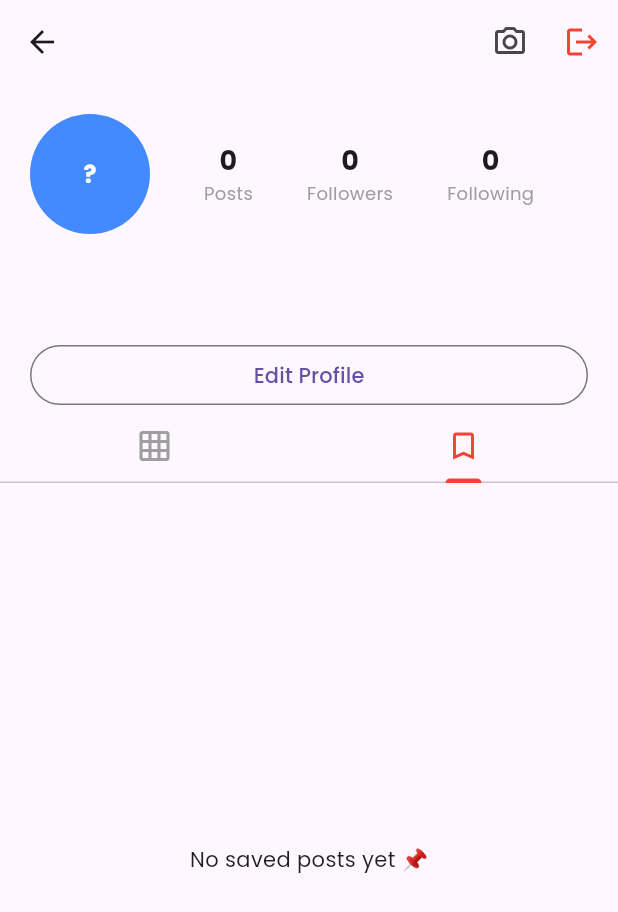
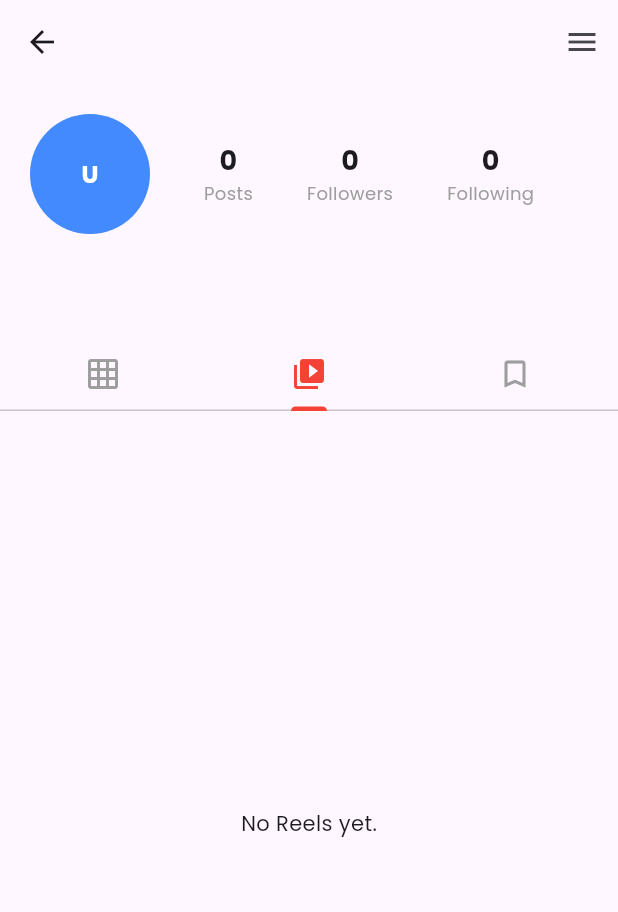
Before and after one commit to Mohanlalboda/my_social_app, a Flutter app: the ProfileScreen screen opened directly, tab 2 chosen, on a phone screen of 412 x 824 dp. Shown: the top 912 px of the screen. Run offline on Flutter 3.47's test engine with Material 3 defaults, Android fonts, the phone set to English and light mode, and no system bars; our stand-ins replace cloud_firestore, firebase_auth, firebase_core, google_fonts, image_picker, share_plus and 1 more; accounts and stored records are empty.

Commit message:
profile page update

```diff
--- a/flutter_application_1/lib/main.dart
+++ b/flutter_application_1/lib/main.dart
@@ -57,11 +57,12 @@ class MainNavigation extends StatefulWidget {
 class _MainNavigationState extends State<MainNavigation> {
   int _selectedIndex = 0;
 
+  // main.dart లోని నేవిగేషన్ లిస్ట్
   final List<Widget> _screens = [
     const HomeScreen(),
     const SearchScreen(),
     const Center(child: Text("Reels coming soon!")),
-    const ProfileScreen(),
+    const ProfileScreen(), // 🌟 ఇక్కడ ఎర్రర్ రాకూడదు
   ];
 
   @override
--- a/flutter_application_1/lib/screens/profile_screen.dart
+++ b/flutter_application_1/lib/screens/profile_screen.dart
@@ -5,24 +5,25 @@ import 'package:image_picker/image_picker.dart';
 import 'package:firebase_auth/firebase_auth.dart';
 import 'package:cloud_firestore/cloud_firestore.dart';
 
-// 🌟 Widgets మరియు Screens ఇంపార్ట్స్
 import '../widgets/safe_elements.dart';
 import 'post_details_screen.dart';
 
 class ProfileScreen extends StatefulWidget {
   const ProfileScreen({super.key});
+
   @override
   State<ProfileScreen> createState() => _ProfileScreenState();
 }
 
 class _ProfileScreenState extends State<ProfileScreen> {
-  // 🌟 ప్రొఫైల్ ఎడిట్ డైలాగ్
+  // 1. 🌟 EDIT PROFILE DIALOG
   void _showEditDialog(String currentName, String currentBio) {
     final nameCtrl = TextEditingController(text: currentName);
     final bioCtrl = TextEditingController(text: currentBio);
+
     showDialog(
       context: context,
-      builder: (context) => AlertDialog(
+      builder: (dialogContext) => AlertDialog(
         title: const Text("Edit Profile"),
         content: Column(
           mainAxisSize: MainAxisSize.min,
@@ -39,11 +40,12 @@ class _ProfileScreenState extends State<ProfileScreen> {
         ),
         actions: [
           TextButton(
-            onPressed: () => Navigator.pop(context),
+            onPressed: () => Navigator.pop(dialogContext),
             child: const Text("Cancel"),
           ),
           ElevatedButton(
             onPressed: () async {
+              final navigator = Navigator.of(dialogContext);
               String uid = FirebaseAuth.instance.currentUser!.uid;
               await FirebaseFirestore.instance
                   .collection('users')
@@ -52,8 +54,8 @@ class _ProfileScreenState extends State<ProfileScreen> {
                     "username": nameCtrl.text.trim(),
                     "bio": bioCtrl.text.trim(),
                   });
-              if (context.mounted) {
-                Navigator.pop(context);
+              if (dialogContext.mounted) {
+                navigator.pop();
               }
             },
             child: const Text("Save"),
@@ -63,7 +65,7 @@ class _ProfileScreenState extends State<ProfileScreen> {
     );
   }
 
-  // 🌟 ప్రొఫైల్ పిక్చర్ అప్‌డేట్
+  // 🌟 UPDATE PROFILE PICTURE (Line 80 Fixed)
   Future<void> _updateProfilePic() async {
     final ImagePicker picker = ImagePicker();
     final XFile? image = await picker.pickImage(
@@ -71,40 +73,52 @@ class _ProfileScreenState extends State<ProfileScreen> {
       imageQuality: 10,
       maxWidth: 300,
     );
+
     if (image != null) {
+      // 1. await కి ముందు messenger ని తీసుకోకండి (లినర్ కొన్నిసార్లు దీన్ని ఒప్పుకోదు)
       String base64Image = base64Encode(await File(image.path).readAsBytes());
       String uid = FirebaseAuth.instance.currentUser!.uid;
+
+      // Async gap start
       await FirebaseFirestore.instance.collection('users').doc(uid).update({
         "profilePic": base64Image,
       });
-      if (mounted) {
+      // Async gap end
+
+      // 🌟 అసలైన ఫిక్స్ ఇక్కడ ఉంది:
+      // await తర్వాత context ని వాడే ప్రతీ చోటా కచ్చితంగా 'mounted' చెక్ ఉండాలి.
+      if (!mounted) return;
+
+      // నేరుగా ScaffoldMessenger ని ఇక్కడ వాడండి
       ScaffoldMessenger.of(
         context,
       ).showSnackBar(const SnackBar(content: Text("Profile updated! 📸")));
-      }
     }
   }
 
   @override
   Widget build(BuildContext context) {
     final String uid = FirebaseAuth.instance.currentUser!.uid;
+
     return DefaultTabController(
-      length: 2,
+      length: 3, // 🌟 Posts, Reels, Saved
       child: StreamBuilder<DocumentSnapshot>(
         stream: FirebaseFirestore.instance
             .collection('users')
             .doc(uid)
             .snapshots(),
-        builder: (context, snapshot) {
-          // 🌟 FIXED: Added curly braces
-          if (!snapshot.hasData) {
+        builder: (context, userSnapshot) {
+          // ✅ FIXED: curly_braces_in_flow_control_structures (Line 104)
+          if (!userSnapshot.hasData) {
             return const Center(child: CircularProgressIndicator());
           }
 
-          var userData = snapshot.data!.data() as Map<String, dynamic>? ?? {};
+          var userData =
+              userSnapshot.data!.data() as Map<String, dynamic>? ?? {};
           String name = userData['username'] ?? "User";
-          String profilePic = userData['profilePic'] ?? "";
           String bio = userData['bio'] ?? "No bio yet.";
+          List followers = userData['followers'] ?? [];
+          List following = userData['following'] ?? [];
 
           return Scaffold(
             appBar: AppBar(
@@ -113,13 +127,40 @@ class _ProfileScreenState extends State<ProfileScreen> {
                 style: const TextStyle(fontWeight: FontWeight.bold),
               ),
               actions: [
-                IconButton(
-                  icon: const Icon(Icons.camera_alt_outlined),
-                  onPressed: _updateProfilePic,
+                // 🌟 THREE-LINE MENU (PopupMenuButton)
+                PopupMenuButton<String>(
+                  icon: const Icon(Icons.menu),
+                  onSelected: (value) {
+                    if (value == 'edit') _showEditDialog(name, bio);
+                    if (value == 'pic') _updateProfilePic();
+                    if (value == 'logout') FirebaseAuth.instance.signOut();
+                  },
+                  itemBuilder: (context) => [
+                    const PopupMenuItem(
+                      value: 'edit',
+                      child: ListTile(
+                        leading: Icon(Icons.edit),
+                        title: Text("Edit Profile"),
                       ),
-                IconButton(
-                  icon: const Icon(Icons.logout, color: Colors.red),
-                  onPressed: () => FirebaseAuth.instance.signOut(),
+                    ),
+                    const PopupMenuItem(
+                      value: 'pic',
+                      child: ListTile(
+                        leading: Icon(Icons.camera_alt),
+                        title: Text("Change Profile Pic"),
+                      ),
+                    ),
+                    const PopupMenuItem(
+                      value: 'logout',
+                      child: ListTile(
+                        leading: Icon(Icons.logout, color: Colors.red),
+                        title: Text(
+                          "Logout",
+                          style: TextStyle(color: Colors.red),
+                        ),
+                      ),
+                    ),
+                  ],
                 ),
               ],
             ),
@@ -130,18 +171,38 @@ class _ProfileScreenState extends State<ProfileScreen> {
                   child: Row(
                     children: [
                       SafeProfilePic(
-                        base64String: profilePic,
+                        base64String: userData['profilePic'],
                         radius: 40,
-                        fallbackText: name,
+                        fallbackText: name.isNotEmpty ? name[0] : "U",
                       ),
-                      const Expanded(
-                        child: Row(
+                      Expanded(
+                        child: StreamBuilder<QuerySnapshot>(
+                          stream: FirebaseFirestore.instance
+                              .collection('posts')
+                              .where('ownerId', isEqualTo: uid)
+                              .snapshots(),
+                          builder: (context, postSnapshot) {
+                            int postCount = postSnapshot.hasData
+                                ? postSnapshot.data!.docs.length
+                                : 0;
+                            return Row(
                               mainAxisAlignment: MainAxisAlignment.spaceEvenly,
                               children: [
-                            _StatColumn(num: "0", label: "Posts"),
-                            _StatColumn(num: "0", label: "Followers"),
-                            _StatColumn(num: "0", label: "Following"),
+                                _StatColumn(
+                                  num: postCount.toString(),
+                                  label: "Posts",
+                                ),
+                                _StatColumn(
+                                  num: followers.length.toString(),
+                                  label: "Followers",
+                                ),
+                                _StatColumn(
+                                  num: following.length.toString(),
+                                  label: "Following",
+                                ),
                               ],
+                            );
+                          },
                         ),
                       ),
                     ],
@@ -158,13 +219,6 @@ class _ProfileScreenState extends State<ProfileScreen> {
                       ),
                       Text(bio),
                       const SizedBox(height: 10),
-                      SizedBox(
-                        width: double.infinity,
-                        child: OutlinedButton(
-                          onPressed: () => _showEditDialog(name, bio),
-                          child: const Text("Edit Profile"),
-                        ),
-                      ),
                     ],
                   ),
                 ),
@@ -174,95 +228,31 @@ class _ProfileScreenState extends State<ProfileScreen> {
                   unselectedLabelColor: Colors.grey,
                   tabs: [
                     Tab(icon: Icon(Icons.grid_on)),
+                    Tab(icon: Icon(Icons.video_library)), // 🌟 Reels Tab
                     Tab(icon: Icon(Icons.bookmark_border)),
                   ],
                 ),
                 Expanded(
                   child: TabBarView(
                     children: [
-                      // 🌟 Tab 1: My Posts
-                      StreamBuilder<QuerySnapshot>(
-                        stream: FirebaseFirestore.instance
+                      _buildPostGrid(
+                        FirebaseFirestore.instance
                             .collection('posts')
                             .where('ownerId', isEqualTo: uid)
                             .snapshots(),
-                        builder: (context, s) {
-                          // 🌟 FIXED: Added curly braces
-                          if (!s.hasData) {
-                            return const Center(
-                              child: CircularProgressIndicator(),
-                            );
-                          }
-                          var posts = s.data!.docs;
-                          if (posts.isEmpty) {
-                            return const Center(child: Text("No posts yet!"));
-                          }
-                          return GridView.builder(
-                            gridDelegate:
-                                const SliverGridDelegateWithFixedCrossAxisCount(
-                                  crossAxisCount: 3,
-                                  crossAxisSpacing: 2,
-                                  mainAxisSpacing: 2,
                       ),
-                            itemCount: posts.length,
-                            itemBuilder: (context, i) => GestureDetector(
-                              onTap: () => Navigator.push(
-                                context,
-                                MaterialPageRoute(
-                                  builder: (context) =>
-                                      PostDetailsScreen(postId: posts[i].id),
+                      // 🌟 User Reels Tab View
+                      _buildReelsGrid(
+                        FirebaseFirestore.instance
+                            .collection('reels')
+                            .where('ownerId', isEqualTo: uid)
+                            .snapshots(),
                       ),
-                              ),
-                              child: SafeImage(
-                                base64String:
-                                    (posts[i].data() as Map)['postData'],
-                              ),
-                            ),
-                          );
-                        },
-                      ),
-                      // 🌟 Tab 2: Saved Posts
-                      StreamBuilder<QuerySnapshot>(
-                        stream: FirebaseFirestore.instance
+                      _buildPostGrid(
+                        FirebaseFirestore.instance
                             .collection('posts')
                             .where('savedBy', arrayContains: uid)
                             .snapshots(),
-                        builder: (context, s) {
-                          // 🌟 FIXED: Added curly braces
-                          if (!s.hasData) {
-                            return const Center(
-                              child: CircularProgressIndicator(),
-                            );
-                          }
-                          var saved = s.data!.docs;
-                          if (saved.isEmpty) {
-                            return const Center(
-                              child: Text("No saved posts yet 📌"),
-                            );
-                          }
-                          return GridView.builder(
-                            gridDelegate:
-                                const SliverGridDelegateWithFixedCrossAxisCount(
-                                  crossAxisCount: 3,
-                                  crossAxisSpacing: 2,
-                                  mainAxisSpacing: 2,
-                                ),
-                            itemCount: saved.length,
-                            itemBuilder: (context, i) => GestureDetector(
-                              onTap: () => Navigator.push(
-                                context,
-                                MaterialPageRoute(
-                                  builder: (context) =>
-                                      PostDetailsScreen(postId: saved[i].id),
-                                ),
-                              ),
-                              child: SafeImage(
-                                base64String:
-                                    (saved[i].data() as Map)['postData'],
-                              ),
-                            ),
-                          );
-                        },
                       ),
                     ],
                   ),
@@ -274,9 +264,74 @@ class _ProfileScreenState extends State<ProfileScreen> {
       ),
     );
   }
+
+  // 🌟 REELS GRID BUILDER
+  Widget _buildReelsGrid(Stream<QuerySnapshot> stream) {
+    return StreamBuilder<QuerySnapshot>(
+      stream: stream,
+      builder: (context, snapshot) {
+        // ✅ FIXED: curly_braces_in_flow_control_structures (Line 264)
+        if (!snapshot.hasData) {
+          return const Center(child: CircularProgressIndicator());
+        }
+        var reels = snapshot.data!.docs;
+        if (reels.isEmpty) {
+          return const Center(child: Text("No Reels yet."));
+        }
+        return GridView.builder(
+          gridDelegate: const SliverGridDelegateWithFixedCrossAxisCount(
+            crossAxisCount: 3,
+            crossAxisSpacing: 2,
+            mainAxisSpacing: 2,
+            childAspectRatio: 0.7,
+          ),
+          itemCount: reels.length,
+          itemBuilder: (context, i) => Container(
+            color: Colors.black12,
+            child: const Icon(Icons.play_circle_outline, color: Colors.white),
+          ),
+        );
+      },
+    );
   }
 
-// 🌟 స్టాట్ కాలమ్ విడ్జెట్
+  // 🌟 POST GRID BUILDER
+  Widget _buildPostGrid(Stream<QuerySnapshot> stream) {
+    return StreamBuilder<QuerySnapshot>(
+      stream: stream,
+      builder: (context, snapshot) {
+        // ✅ FIXED: curly_braces_in_flow_control_structures (Line 289)
+        if (!snapshot.hasData) {
+          return const Center(child: CircularProgressIndicator());
+        }
+        var posts = snapshot.data!.docs;
+        if (posts.isEmpty) {
+          return const Center(child: Text("No posts found."));
+        }
+        return GridView.builder(
+          gridDelegate: const SliverGridDelegateWithFixedCrossAxisCount(
+            crossAxisCount: 3,
+            crossAxisSpacing: 2,
+            mainAxisSpacing: 2,
+          ),
+          itemCount: posts.length,
+          itemBuilder: (context, i) => GestureDetector(
+            onTap: () => Navigator.push(
+              context,
+              MaterialPageRoute(
+                builder: (context) => PostDetailsScreen(postId: posts[i].id),
+              ),
+            ),
+            child: SafeImage(
+              base64String: (posts[i].data() as Map)['postData'],
+            ),
+          ),
+        );
+      },
+    );
+  }
+}
+
 class _StatColumn extends StatelessWidget {
   final String num;
   final String label;
```
Lines whose indentation alone changed are shown as unchanged.
